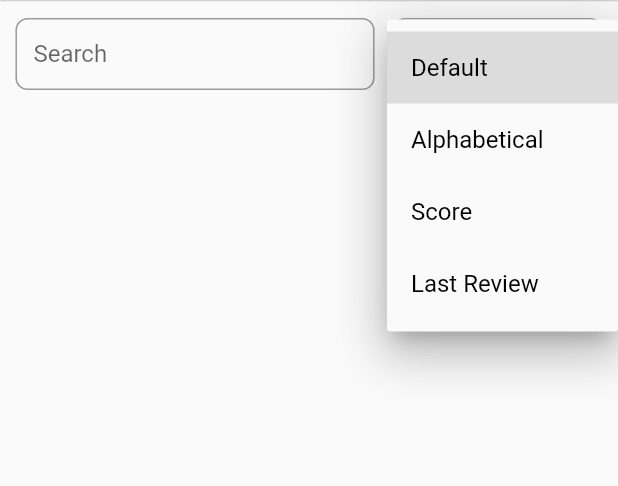
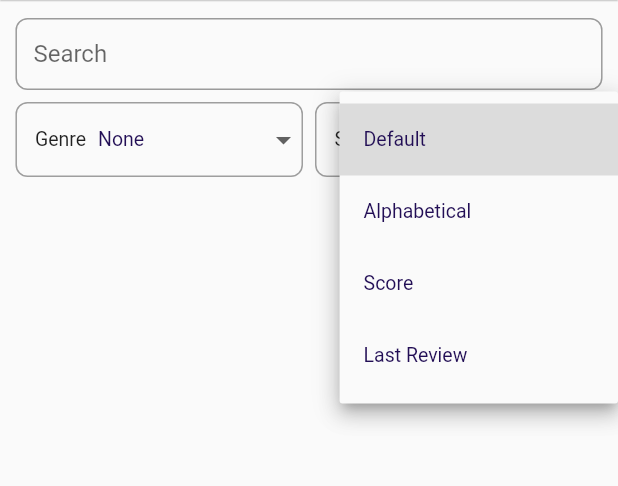
Before and after one commit to kfranic1/Nightlife, a Flutter app: the screen it shows after launch, after a tap on "Default", on a phone screen of 412 x 824 dp, the part 84-570 px from its top. Run offline on Flutter 3.47's test engine with Material 2 defaults, Android fonts, the phone set to English and light mode, and no system bars; our stand-ins replace cached_network_image, cloud_firestore, firebase_core, font_awesome_flutter, url_strategy; missing offline and left inert: nested_scroll_views; accounts and stored records are empty; statements that could not run were skipped.

Commit message:
Add `typeOfMusic` filter and rearrange filters

```diff
--- a/analysis_options.yaml
+++ b/analysis_options.yaml
@@ -25,6 +25,7 @@ linter:
     avoid_print: false  # Uncomment to disable the `avoid_print` rule
     # prefer_single_quotes: true  # Uncomment to enable the `prefer_single_quotes` rule
     curly_braces_in_flow_control_structures: false
+    prefer_for_elements_to_map_fromIterable: false
 
 # Additional information about this file can be found at
 # https://dart.dev/guides/language/analysis-options
--- a/lib/helpers/club_list.dart
+++ b/lib/helpers/club_list.dart
@@ -2,6 +2,7 @@ import 'package:flutter/foundation.dart';
 import 'package:nightlife/firestore/firestore_service.dart';
 import 'package:nightlife/helpers/filters.dart';
 
+import '../enums/type_of_music.dart';
 import '../model/club.dart';
 
 class ClubList extends ChangeNotifier {
@@ -9,6 +10,7 @@ class ClubList extends ChangeNotifier {
   List<Club> _filteredClubs = [];
 
   String _filterText = "";
+  TypeOfMusic? _typeOfMusic;
   BaseFilter _filter = BaseFilter.filters.first;
 
   Future setup() async {
@@ -20,6 +22,7 @@ class ClubList extends ChangeNotifier {
   }
 
   String get filterText => _filterText;
+  TypeOfMusic? get typeOfMusic => _typeOfMusic;
   BaseFilter get filter => _filter;
   List<Club> get clubs => _clubs;
   List<Club> get filteredClubs => _filteredClubs;
@@ -34,8 +37,14 @@ class ClubList extends ChangeNotifier {
     _applyFilter();
   }
 
+  void updateTypeOfMusic(TypeOfMusic? typeOfMusic) {
+    _typeOfMusic = typeOfMusic;
+    _applyFilter();
+  }
+
   void _applyFilter() {
     _filteredClubs = _clubs.where((club) => club.name.toLowerCase().contains(_filterText.toLowerCase())).toList();
+    if (_typeOfMusic != null) _filteredClubs = _filteredClubs.where((element) => element.typeOfMusic.contains(_typeOfMusic)).toList();
     _filter.applyFilter(_filteredClubs);
     notifyListeners();
   }
--- a/lib/widgets/filter.dart
+++ b/lib/widgets/filter.dart
@@ -1,4 +1,6 @@
 import 'package:flutter/material.dart';
+import 'package:nightlife/enums/type_of_music.dart';
+import 'package:nightlife/extensions/list_extension.dart';
 import 'package:nightlife/helpers/club_list.dart';
 import 'package:nightlife/helpers/default_box_decoration.dart';
 import 'package:nightlife/helpers/filters.dart';
@@ -24,10 +26,9 @@ class _FilterState extends State<Filter> {
   @override
   Widget build(BuildContext context) {
     ClubList clubs = context.watch<ClubList>();
-    return Row(
+    return Column(
       children: [
-        Expanded(
-          child: SizedBox(
+        SizedBox(
           height: 48,
           child: TextField(
             controller: _searchController,
@@ -38,35 +39,80 @@ class _FilterState extends State<Filter> {
             ),
           ),
         ),
+        const SizedBox(height: 8),
+        Row(
+          children: [
+            DropdownFilter<TypeOfMusic?>(
+              value: clubs.typeOfMusic,
+              onChanged: (TypeOfMusic? type) => clubs.updateTypeOfMusic(type),
+              label: "Genre",
+              items: Map.fromIterable(
+                TypeOfMusic.values.toList().rearrange((p0, p1) => p0.name.compareTo(p1.name)),
+                key: (element) => element,
+                value: (element) => element == null ? "None" : element.toString(),
+              )..addAll({null: "None"}),
             ),
-        const SizedBox(width: 12),
-        Container(
-          height: 48,
-          width: 140,
-          padding: const EdgeInsets.symmetric(horizontal: 12.0),
+            const SizedBox(width: 8),
+            DropdownFilter<BaseFilter>(
+              label: "Sort",
+              value: clubs.filter,
+              onChanged: (BaseFilter? selectedFilter) => clubs.updateFilter(selectedFilter!),
+              items: Map.fromIterable(BaseFilter.filters, key: (element) => element, value: (element) => element.name),
+            ),
+          ],
+        ),
+      ],
+    );
+  }
+}
+
+class DropdownFilter<T> extends StatelessWidget {
+  const DropdownFilter({
+    super.key,
+    required this.label,
+    required this.onChanged,
+    required this.items,
+    required this.value,
+  });
+
+  final String label;
+  final void Function(T?)? onChanged;
+  final Map<T, String> items;
+  final T value;
+
+  @override
+  Widget build(BuildContext context) {
+    return Expanded(
+      child: Container(
+        padding: const EdgeInsets.only(left: 12.0),
         decoration: DefaultBoxDecoration(),
-          child: DropdownButton<BaseFilter>(
-            value: clubs.filter,
+        child: Row(
+          children: [
+            Text(
+              label,
+              style: const TextStyle(fontSize: 13),
+            ),
+            const SizedBox(width: 8),
+            Expanded(
+              child: DropdownButton<T?>(
+                value: value,
+                underline: Container(),
+                onChanged: onChanged,
                 isExpanded: true,
-            icon: const Icon(Icons.arrow_drop_down),
-            iconSize: 24,
-            elevation: 16,
-            style: const TextStyle(color: Colors.black),
-            underline: Container(),
-            focusColor: Colors.transparent,
-            onChanged: (BaseFilter? selectedFilter) => clubs.updateFilter(selectedFilter!),
-            items: BaseFilter.filters
-                .map((baseFilter) => DropdownMenuItem<BaseFilter>(
-                      value: baseFilter,
-                      child: Padding(
-                        padding: const EdgeInsets.symmetric(vertical: 8.0),
-                        child: Text(baseFilter.name, style: const TextStyle(fontSize: 16, color: Colors.black)),
+                items: items.keys
+                    .map((key) => DropdownMenuItem<T>(
+                          value: key,
+                          child: Text(
+                            items[key]!,
+                            style: TextStyle(fontSize: 13, color: Theme.of(context).primaryColor),
                           ),
                         ))
                     .toList(),
               ),
             ),
           ],
+        ),
+      ),
     );
   }
 }
```
Lines whose indentation alone changed are shown as unchanged.
